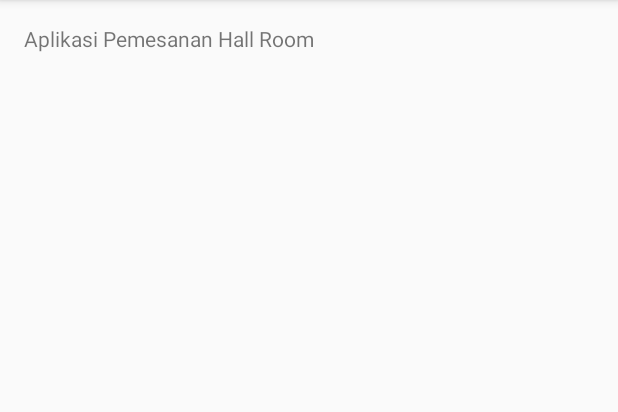
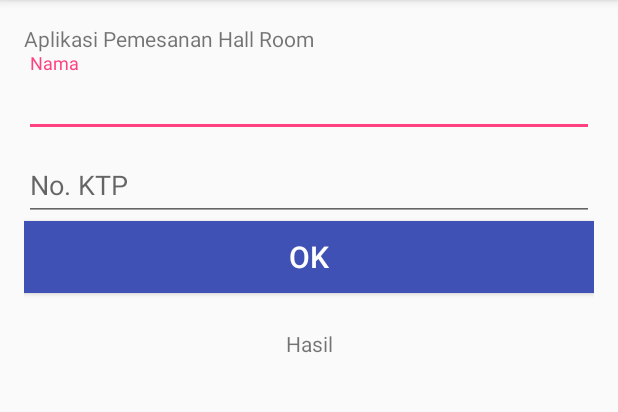
Before and after one commit to RifaniIra/Aplikasi-Booking-Hall-Room, an Android app: the screen it shows after launch (MainActivity), on a phone screen of 412 x 824 dp, the part 84-496 px from its top. Run offline under Robolectric (Android 15) with nearby library versions, the phone set to English and light mode, and no system bars.

Commit message:
Project Commit 2

```diff
--- a/app/build.gradle
+++ b/app/build.gradle
@@ -23,4 +23,5 @@ dependencies {
     compile fileTree(dir: 'libs', include: ['*.jar'])
     testCompile 'junit:junit:4.12'
     compile 'com.android.support:appcompat-v7:23.4.0'
+    compile 'com.android.support:design:23.4.0'
 }
--- a/app/src/main/java/id/sch/smktelkom_mlg/learn/aplikasibookinghallroom/MainActivity.java
+++ b/app/src/main/java/id/sch/smktelkom_mlg/learn/aplikasibookinghallroom/MainActivity.java
@@ -2,12 +2,74 @@ package id.sch.smktelkom_mlg.learn.aplikasibookinghallroom;
 
 import android.support.v7.app.AppCompatActivity;
 import android.os.Bundle;
+import android.view.View;
+import android.widget.Button;
+import android.widget.EditText;
+import android.widget.TextView;
 
 public class MainActivity extends AppCompatActivity {
+    EditText etNama;
+    EditText etNomor;
+    Button bOK;
+    TextView tvHasil;
 
     @Override
     protected void onCreate(Bundle savedInstanceState) {
         super.onCreate(savedInstanceState);
         setContentView(R.layout.activity_main);
+
+        etNama = (EditText) findViewById(R.id.editTextNama);
+        etNomor = (EditText) findViewById(R.id.editTextNomor);
+        bOK = (Button) findViewById(R.id.buttonOK);
+        tvHasil = (TextView) findViewById(R.id.textViewHasil);
+
+        bOK.setOnClickListener(new View.OnClickListener() {
+            @Override
+            public void onClick(View view) {
+
+                doProcess();
+
+            }
+        });
+    }
+
+    private void doProcess() {
+        if(isValid()) {
+            String nama = etNama.getText().toString();
+            int nomor = Integer.parseInt(etNomor.getText().toString());
+            tvHasil.setText(nama + "No. KTP = " + nomor);
+        }
+    }
+
+    private boolean isValid() {
+        boolean valid = true;
+
+        String nama = etNama.getText().toString();
+        String nomor = etNomor.getText().toString();
+
+        if(nama.isEmpty())
+        {
+            etNama.setError("Nama Belum Diisi");
+            valid = false;
+        }
+        else if(nama.length()<3)
+        {
+            etNama.setError("Nama Minimal 3 Karakter");
+            valid = false;
+        }
+        else
+        {
+            etNama.setError(null);
+        }
+
+        if(nomor.isEmpty())
+        {
+            etNomor.setError("Nomor KTP Belum Diisi");
+            valid = false;
+        }
+        else {
+            etNomor.setError(null);
+        }
+        return valid;
     }
 }
--- /dev/null
+++ b/app/src/main/res/drawable/bgbtn.xml
@@ -0,0 +1,11 @@
+<?xml version="1.0" encoding="utf-8"?>
+<selector xmlns:android="http://schemas.android.com/apk/res/android">
+
+    <item android:state_pressed="true"
+        android:drawable="@color/colorAccent"/>
+    <item android:state_hovered="true"
+        android:drawable="@color/colorAccent"/>
+    <item android:drawable="@color/colorPrimary"/>
+
+
+</selector>
--- a/app/src/main/res/layout/activity_main.xml
+++ b/app/src/main/res/layout/activity_main.xml
@@ -18,4 +18,45 @@
     <ImageView
         android:layout_width="match_parent"
         android:layout_height="wrap_content" />
+
+    <android.support.design.widget.TextInputLayout
+        android:layout_width="match_parent"
+        android:layout_height="wrap_content">
+
+        <EditText
+            android:hint="Nama"
+            android:layout_width="match_parent"
+            android:layout_height="wrap_content"
+            android:id="@+id/editTextNama" />
+    </android.support.design.widget.TextInputLayout>
+
+    <android.support.design.widget.TextInputLayout
+        android:layout_width="match_parent"
+        android:layout_height="wrap_content">
+
+        <EditText
+            android:hint="No. KTP"
+            android:layout_width="match_parent"
+            android:layout_height="wrap_content"
+            android:id="@+id/editTextNomor"
+            android:inputType="numberSigned" />
+    </android.support.design.widget.TextInputLayout>
+
+    <Button
+        android:layout_width="match_parent"
+        android:layout_height="wrap_content"
+        android:background="@drawable/bgbtn"
+        android:textColor="@android:color/white"
+        style="@style/Base.TextAppearance.AppCompat.Title"
+        android:text="OK"
+        android:id="@+id/buttonOK" />
+
+    <TextView
+        android:layout_marginTop="8dp"
+        android:padding="16dp"
+        android:gravity="center_horizontal"
+        android:layout_width="match_parent"
+        android:layout_height="wrap_content"
+        android:text="Hasil"
+        android:id="@+id/textViewHasil" />
 </LinearLayout>
```
